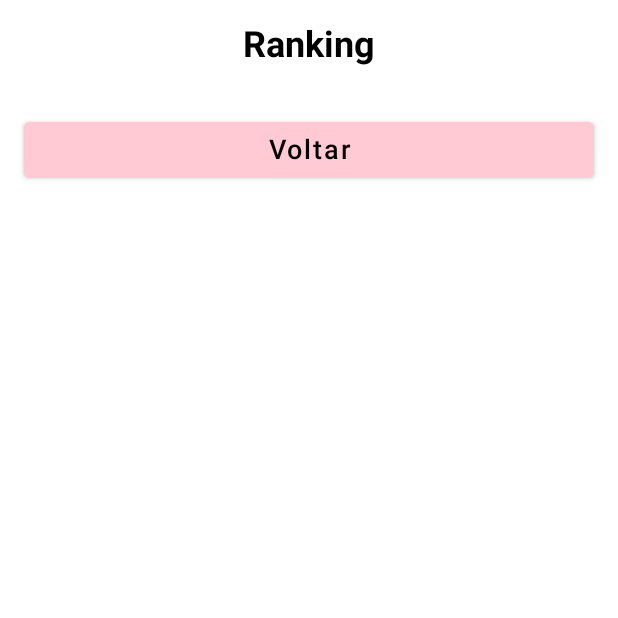
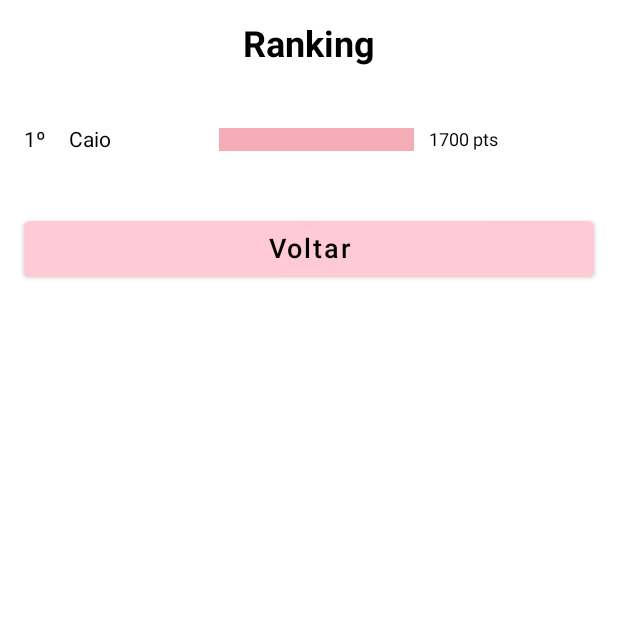
Before and after one commit to abressam/RA2_Somativa, an Android app built with Jetpack Compose: the screen it shows after launch (MainActivity), after a tap on "Ranking", on a phone screen of 412 x 824 dp, the top half of it. Run offline under Robolectric (Android 15) with nearby library versions, the phone set to English and light mode, and no system bars; our stand-ins replace Room's generated code, livedata-compose.

Commit message:
add lineHeight

```diff
--- a/app/src/main/java/com/example/ra2somativa/feature/data/model/PlayerData.kt
+++ b/app/src/main/java/com/example/ra2somativa/feature/data/model/PlayerData.kt
@@ -2,29 +2,10 @@ package com.example.ra2somativa.feature.data.model
 
 class PlayerData {
     fun loadPlayers(): List<Player> = listOf(
-//        Player(
-//            nickname = "Caio",
-//            score = 1700
-//        ),
-//        Player(
-//            nickname = "Luis",
-//            score = 8700
-//        ),
-//        Player(
-//            nickname = "Ana",
-//            score = 10700
-//        ),
-//        Player(
-//            nickname = "Renata",
-//            score = 600
-//        ),
-//        Player(
-//            nickname = "Paula",
-//            score = 5300
-//        ),
-//        Player(
-//            nickname = "Jorge",
-//            score = 7700
-//        )
+        Player(
+            nickname = "Caio",
+            score = 1700,
+            higherScore = 2200
+        ),
     )
 }
--- a/app/src/main/java/com/example/ra2somativa/ui/AnswerButton.kt
+++ b/app/src/main/java/com/example/ra2somativa/ui/AnswerButton.kt
@@ -9,6 +9,7 @@ import androidx.compose.material.Text
 import androidx.compose.runtime.Composable
 import androidx.compose.ui.Modifier
 import androidx.compose.ui.graphics.Color
+import androidx.compose.ui.text.TextStyle
 import androidx.compose.ui.text.style.TextAlign
 import androidx.compose.ui.unit.dp
 import androidx.compose.ui.unit.sp
@@ -27,7 +28,10 @@ fun AnswerButton(answer: String, modifier: Modifier = Modifier, backgroundColor:
             fontSize = 18.sp,
             color = Color.Black,
             textAlign = TextAlign.Center,
-            modifier = Modifier.fillMaxWidth()
+            modifier = Modifier.fillMaxWidth(),
+            style = TextStyle(
+                lineHeight = 24.sp
+            )
         )
     }
 }
```
